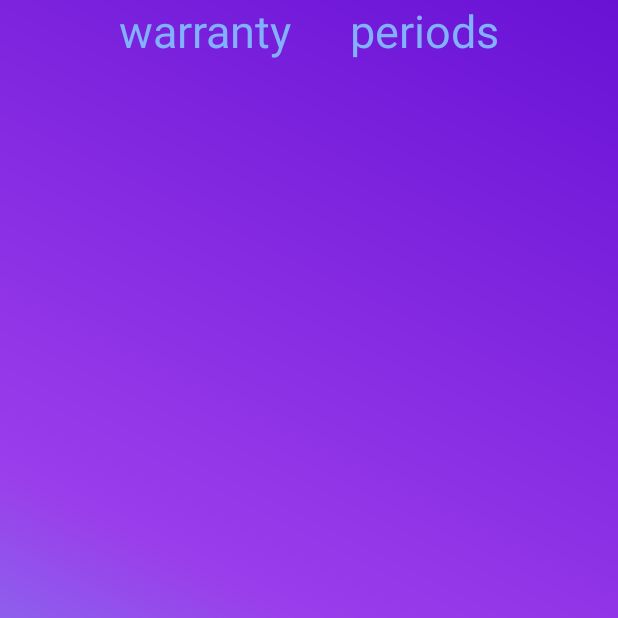
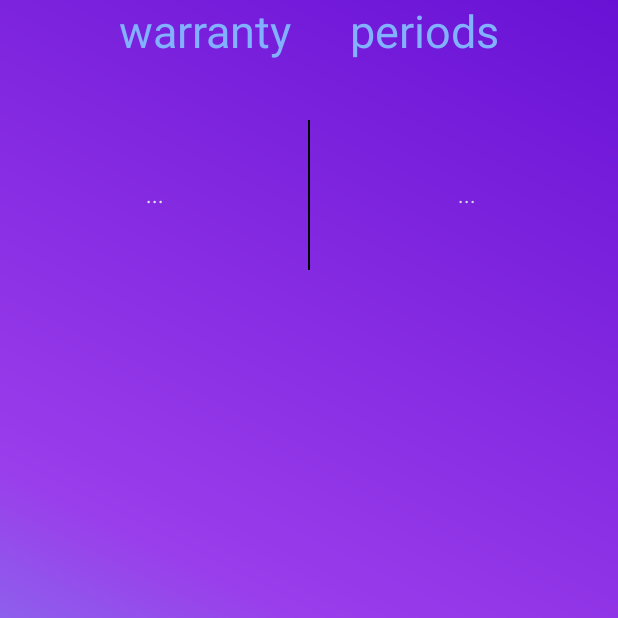
Before and after one commit to stermak/WarrantyPeriods0.2, an Android app: the ProfileFragment screen opened through its navigation route, on a phone screen of 412 x 824 dp, the top half of it. Run offline under Robolectric (Android 15) with nearby library versions, the phone set to English and light mode, and no system bars; our stand-ins replace Firebase (no records; nobody signed in at launch, a user with empty details on screens opened directly); Roboto replaces fonts that are not available here; 2 statements that could not run were skipped.

Commit message:
06.06 19:30

```diff
--- a/app/src/main/AndroidManifest.xml
+++ b/app/src/main/AndroidManifest.xml
@@ -1,6 +1,5 @@
 <?xml version="1.0" encoding="utf-8"?>
-<manifest xmlns:android="http://schemas.android.com/apk/res/android"
-    package="com.example.WarrantyPeriods">
+<manifest xmlns:android="http://schemas.android.com/apk/res/android">
     <uses-permission android:name="android.permission.INTERNET"/>
 
     <application
--- a/app/src/main/java/com/example/WarrantyPeriods/Fragments/CreateFragment.java
+++ b/app/src/main/java/com/example/WarrantyPeriods/Fragments/CreateFragment.java
@@ -198,6 +198,7 @@ public class CreateFragment extends Fragment {
             chip.setChecked(false);
         }
     }
+
     @Override
     public void onViewCreated(@NonNull View view, @Nullable Bundle savedInstanceState) {
         super.onViewCreated(view, savedInstanceState);
--- a/app/src/main/java/com/example/WarrantyPeriods/Fragments/MainFragment.java
+++ b/app/src/main/java/com/example/WarrantyPeriods/Fragments/MainFragment.java
@@ -1,11 +1,14 @@
 package com.example.WarrantyPeriods.Fragments;
-
+import android.content.Intent;
+import android.net.Uri;
 import android.os.Bundle;
 
 import android.view.LayoutInflater;
 import android.view.View;
 import android.view.ViewGroup;
 import android.widget.Button;
+import android.widget.EditText;
+import android.widget.ImageButton;
 
 import androidx.annotation.NonNull;
 import androidx.annotation.Nullable;
@@ -17,13 +20,19 @@ import com.example.WarrantyPeriods.R;
 
 public class MainFragment extends Fragment   {
 
-
+    ImageButton imagebutton;
+    EditText editText;
 
     @Override
     public View onCreateView(LayoutInflater inflater, ViewGroup container,
                              Bundle savedInstanceState) {
         return inflater.inflate(R.layout.fragment_main, container, false);
+
+
+
     }
+
+
 
     @Override
     public void onViewCreated(@NonNull View view, @Nullable Bundle savedInstanceState) {
@@ -31,6 +40,8 @@ public class MainFragment extends Fragment   {
         Button BtnHome = view.findViewById(R.id.BtnHome);
         Button BtnSpisok = view.findViewById(R.id.BtnSpisok);
         Button BtnSettings = view.findViewById(R.id.BtnSettings);
+        imagebutton = view.findViewById(R.id.imageButton);
+        editText = view.findViewById(R.id.editTextServis);
         BtnHome.setOnClickListener(viewCreate -> {
             Bundle bundleHome = new Bundle();
             Navigation.findNavController(view).navigate(R.id.action_mainFragment_self, bundleHome);
@@ -43,5 +54,13 @@ public class MainFragment extends Fragment   {
             Bundle bundleSettings = new Bundle();
             Navigation.findNavController(view).navigate(R.id.action_mainFragment_to_settingsFragment, bundleSettings);
         });
+
+        View.OnClickListener onClickListener = view1 -> {
+            String message = editText.getText().toString();
+            Uri gmmIntentUri = Uri.parse("geo:0,0?q=" + message + " Сервис Центр");
+            Intent mapIntent = new Intent(Intent.ACTION_VIEW, gmmIntentUri);
+            startActivity(mapIntent);
+        };
+        imagebutton.setOnClickListener(onClickListener);
     }
 }
--- a/app/src/main/java/com/example/WarrantyPeriods/Fragments/ProfileFragment.java
+++ b/app/src/main/java/com/example/WarrantyPeriods/Fragments/ProfileFragment.java
@@ -13,13 +13,24 @@ import android.view.LayoutInflater;
 import android.view.View;
 import android.view.ViewGroup;
 import android.widget.Button;
+import android.widget.TextView;
 
 import com.example.WarrantyPeriods.Activity.LogActivity;
 import com.example.WarrantyPeriods.R;
 import com.google.firebase.auth.FirebaseAuth;
+import com.google.firebase.auth.FirebaseUser;
+import com.google.firebase.database.DataSnapshot;
+import com.google.firebase.database.DatabaseError;
+import com.google.firebase.database.DatabaseReference;
+import com.google.firebase.database.FirebaseDatabase;
+import com.google.firebase.database.ValueEventListener;
 
 public class ProfileFragment extends Fragment {
     public Button signOut;
+    private FirebaseAuth mAuth;
+    private FirebaseDatabase db;
+    private DatabaseReference myRef;
+    TextView nameProf , emailProf;
 
     @Override
     public void onCreate(Bundle savedInstanceState) {
@@ -31,14 +42,47 @@ public class ProfileFragment extends Fragment {
                              Bundle savedInstanceState) {
         View view = inflater.inflate(R.layout.fragment_profile, container, false);
 
+        mAuth = FirebaseAuth.getInstance();
+        db = FirebaseDatabase.getInstance();
+        myRef = db.getReference();
+        FirebaseUser user = mAuth.getCurrentUser();
+        nameProf = view.findViewById(R.id.nameProf);
+        emailProf = view.findViewById(R.id.emailProf);
         //Button
         signOut = view.findViewById(R.id.signOutButton);
-
         signOut.setOnClickListener(view12 -> {
             FirebaseAuth.getInstance().signOut();
             Intent intent = new Intent(getContext(), LogActivity.class);
             startActivity(intent);
         });
+
+        myRef.child("Users").addValueEventListener(new ValueEventListener() {
+            @Override
+            public void onDataChange(@NonNull DataSnapshot snapshot) {
+                assert user != null;
+                Object nameFrom = snapshot.child(user.getUid()).child("name").getValue();
+                nameProf.setText(nameFrom.toString());
+            }
+
+            @Override
+            public void onCancelled(@NonNull DatabaseError error) {
+
+            }
+        });
+
+        myRef.child("Users").addValueEventListener(new ValueEventListener() {
+            @Override
+            public void onDataChange(@NonNull DataSnapshot snapshot) {
+                Object emailFrom = snapshot.child(user.getUid()).child("email").getValue();
+                emailProf.setText(emailFrom.toString());
+            }
+
+            @Override
+            public void onCancelled(@NonNull DatabaseError error) {
+
+            }
+        });
+
         return view;
     }
     @Override
--- a/app/src/main/java/com/example/WarrantyPeriods/Model/SpisokModel.java
+++ b/app/src/main/java/com/example/WarrantyPeriods/Model/SpisokModel.java
@@ -5,7 +5,6 @@ import android.view.View;
 
 public class SpisokModel {
     private String WarrantyName ,CompanyName , year1 , desc ;
-    private View imageView;
     public SpisokModel() {}
 
     public String getWarrantyName()
--- a/app/src/main/res/layout/fragment_profile.xml
+++ b/app/src/main/res/layout/fragment_profile.xml
@@ -16,6 +16,17 @@
         android:text="@string/Text_name"
         android:textColor="#82B1FF"
         android:textSize="30sp"
+        app:layout_constraintEnd_toEndOf="parent"
+        app:layout_constraintStart_toStartOf="parent"
+        app:layout_constraintTop_toTopOf="parent" />
+
+    <View
+        android:id="@+id/view"
+        android:layout_width="1dp"
+        android:layout_height="100dp"
+        android:layout_gravity="top|center"
+        android:layout_marginTop="80dp"
+        android:background="@color/black"
         app:layout_constraintEnd_toEndOf="parent"
         app:layout_constraintStart_toStartOf="parent"
         app:layout_constraintTop_toTopOf="parent" />
@@ -81,4 +92,28 @@
         app:layout_constraintBottom_toBottomOf="parent"
         app:layout_constraintEnd_toEndOf="parent" />
 
+    <TextView
+        android:id="@+id/nameProf"
+        android:layout_width="wrap_content"
+        android:layout_height="wrap_content"
+        android:layout_marginTop="120dp"
+        android:text="..."
+        android:textColor="#CFD8DC"
+        app:layout_constraintEnd_toEndOf="parent"
+        app:layout_constraintHorizontal_bias="0.51"
+        app:layout_constraintStart_toEndOf="@+id/view"
+        app:layout_constraintTop_toTopOf="parent" />
+
+    <TextView
+        android:id="@+id/emailProf"
+        android:layout_width="wrap_content"
+        android:layout_height="wrap_content"
+        android:layout_marginTop="120dp"
+        android:text="..."
+        android:textColor="#E0E0E0"
+        app:layout_constraintEnd_toStartOf="@+id/view"
+        app:layout_constraintHorizontal_bias="0.503"
+        app:layout_constraintStart_toStartOf="parent"
+        app:layout_constraintTop_toTopOf="parent" />
+
 </androidx.constraintlayout.widget.ConstraintLayout>
--- a/app/src/main/res/layout/list_item_single.xml
+++ b/app/src/main/res/layout/list_item_single.xml
@@ -9,8 +9,9 @@
     android:layout_marginTop="10dp"
     android:layout_marginBottom="10dp"
     android:scrollbars="vertical"
+    android:clickable="false"
+    android:focusable="false"
     app:cardCornerRadius="40dp">
-
 
     <androidx.constraintlayout.widget.ConstraintLayout
         android:layout_width="match_parent"
@@ -129,8 +130,7 @@
             android:layout_marginEnd="16dp"
             android:layout_marginBottom="10dp"
             app:layout_constraintBottom_toBottomOf="parent"
-            app:layout_constraintEnd_toEndOf="parent"
-            app:srcCompat="@drawable/samsung" />
+            app:layout_constraintEnd_toEndOf="parent" />
 
     </androidx.constraintlayout.widget.ConstraintLayout>
 </androidx.cardview.widget.CardView>
```
Also changed, not shown: app/build.gradle (+6 -5 lines), app/src/main/java/com/example/WarrantyPeriods/Fragments/SpisokFragment.java (+4 -8 lines), app/src/main/res/layout/fragment_main.xml (+24 -0 lines).
